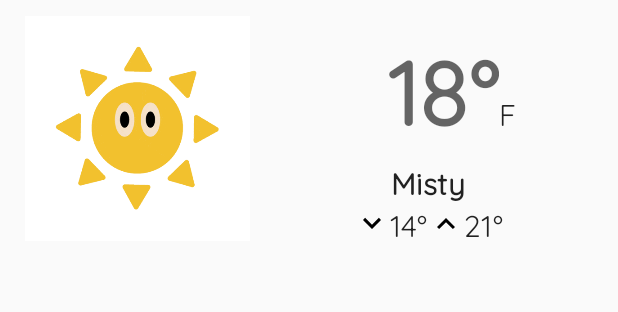
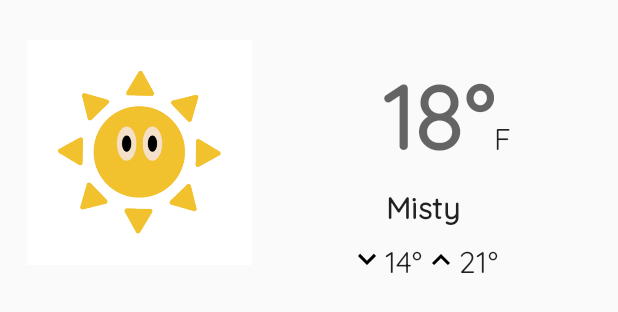
Before and after one commit to r100-stack/Android-Developer-Essentials-10-Weather-App, an Android app: the layout weather_card.xml on its own in the app's theme, with its tools: preview values and no code run, on a phone screen of 412 x 824 dp. Shown: the top 312 px of the screen. Run offline under Robolectric (Android 15) with nearby library versions, the phone set to English and light mode, and no system bars.

Commit message:
Minor touch-ups to previous commit

```diff
--- a/app/src/main/res/drawable/ic_arrow_forward_black_24dp.xml
+++ b/app/src/main/res/drawable/ic_arrow_forward_black_24dp.xml
@@ -4,6 +4,6 @@
         android:viewportWidth="24.0"
         android:viewportHeight="24.0">
     <path
-        android:fillColor="#FF000000"
+        android:fillColor="#FFF"
         android:pathData="M12,4l-1.41,1.41L16.17,11H4v2h12.17l-5.58,5.59L12,20l8,-8z"/>
 </vector>
--- a/app/src/main/res/layout/activity_main.xml
+++ b/app/src/main/res/layout/activity_main.xml
@@ -20,6 +20,7 @@
         android:layout_height="wrap_content"
         android:layout_width="wrap_content"
         layout="@layout/weather_card"
+        android:layout_marginTop="@dimen/default_margin_small"
         app:layout_constraintTop_toBottomOf="@id/input_bar"/>
 
 </androidx.constraintlayout.widget.ConstraintLayout>
--- a/app/src/main/res/layout/weather_card.xml
+++ b/app/src/main/res/layout/weather_card.xml
@@ -62,7 +62,6 @@
         android:layout_width="wrap_content"
         android:layout_height="wrap_content"
         android:layout_marginTop="@dimen/default_margin_small"
-        android:layout_marginBottom="@dimen/default_margin_small"
         android:textStyle="bold"
         app:layout_constraintStart_toStartOf="@id/tv_temp"
         app:layout_constraintEnd_toEndOf="@id/tv_temp"
@@ -72,6 +71,7 @@
     <LinearLayout
         android:layout_width="wrap_content"
         android:layout_height="wrap_content"
+        android:layout_marginTop="@dimen/default_margin_small"
         app:layout_constraintTop_toBottomOf="@id/tv_weather"
         app:layout_constraintStart_toStartOf="@id/tv_temp"
         app:layout_constraintEnd_toEndOf="@id/tv_temp">
--- a/app/src/main/res/values/dimens.xml
+++ b/app/src/main/res/values/dimens.xml
@@ -1,5 +1,5 @@
 <?xml version="1.0" encoding="utf-8"?>
 <resources>
     <dimen name="default_margin_small">8dp</dimen>
-    <dimen name="default_margin_large">8dp</dimen>
+    <dimen name="default_margin_large">16dp</dimen>
 </resources>
```
